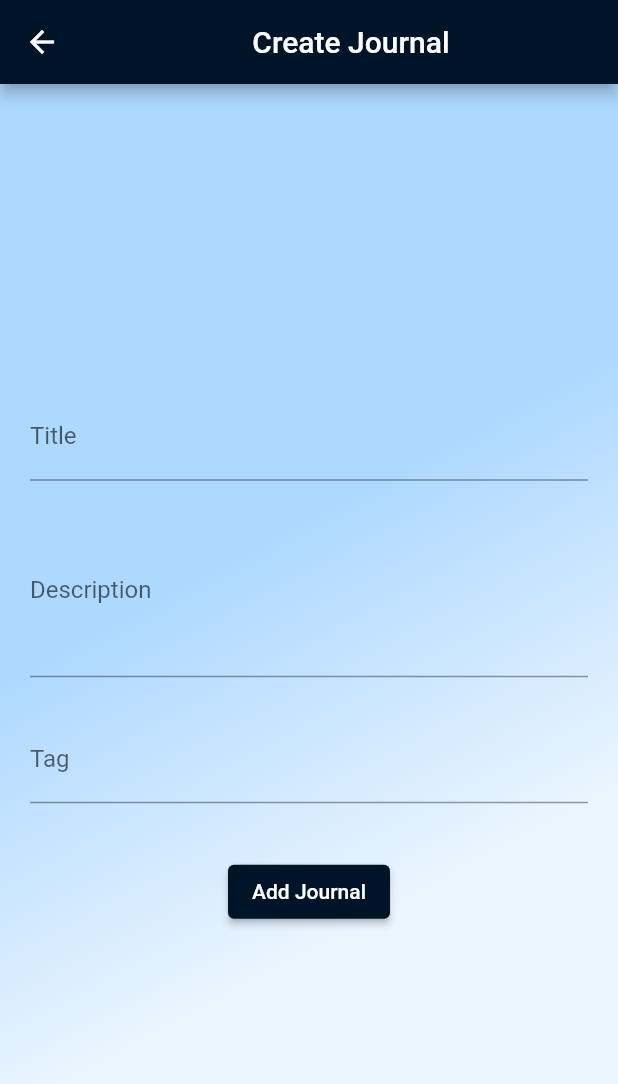
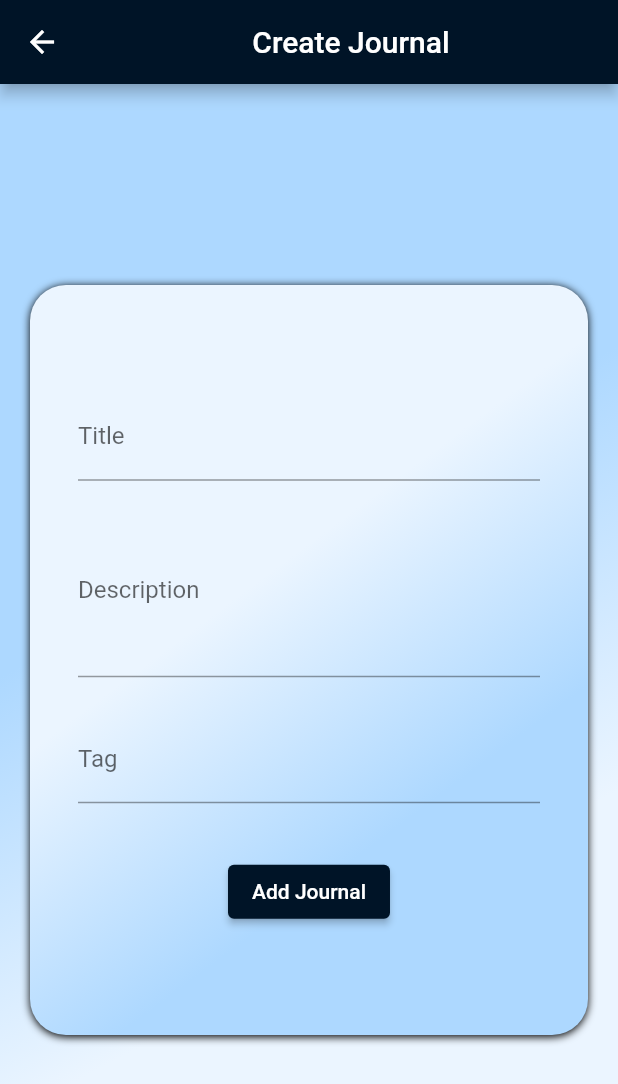
Before and after one commit to vansh132/Mystica, a Flutter app: the CreateJournalScreen screen opened by its route, on a phone screen of 412 x 824 dp. Shown: the top 1084 px of the screen. Run offline on Flutter 3.47's test engine with Material 2 defaults, Android fonts, the phone set to English and light mode, and no system bars; our stand-ins replace carousel_slider, drift, file_picker, flutter_datetime_picker, fluttericon, pie_chart and 2 more; accounts and stored records are empty; generated files the repository leaves out were written again.

```diff
--- a/lib/screens/submain-screens/journal/create_journal_screen.dart
+++ b/lib/screens/submain-screens/journal/create_journal_screen.dart
@@ -156,7 +156,36 @@ class _CreateJournalScreenState extends State<CreateJournalScreen> {
               left: 20,
               right: 20,
               bottom: MediaQuery.of(context).viewInsets.bottom + 10),
-          child: Form(
+          child: Column(
+            mainAxisAlignment: MainAxisAlignment.center,
+            children: [
+              Container(
+                width: 500,
+                height: 500,
+                padding: const EdgeInsets.all(32),
+                decoration: const BoxDecoration(
+                  gradient: LinearGradient(colors: [
+                    Color(0xffEBF5FF),
+                    Color(0xffADD8FF),
+                  ], //final - 1
+                      stops: [
+                        0.4,
+                        0.7
+                      ], begin: Alignment.topLeft, end: Alignment.bottomRight),
+                  // color: Colors.black45,
+                  borderRadius: BorderRadius.only(
+                      topLeft: Radius.circular(24),
+                      topRight: Radius.circular(24),
+                      bottomLeft: Radius.circular(24),
+                      bottomRight: Radius.circular(24)),
+                  boxShadow: [
+                    BoxShadow(
+                      color: Colors.black,
+                      offset: Offset(0.0, 1.0),
+                      blurRadius: 4.0,
+                    ),
+                  ],
+                ),
                 child: Column(
                   mainAxisAlignment: MainAxisAlignment.center,
                   children: [
@@ -174,7 +203,8 @@ class _CreateJournalScreenState extends State<CreateJournalScreen> {
                     SizedBox(
                       width: 550,
                       child: TextField(
-                  decoration: const InputDecoration(labelText: 'Description'),
+                        decoration:
+                            const InputDecoration(labelText: 'Description'),
                         maxLines: 4,
                         controller: _journalDescriptionController,
                         onSubmitted: (_) => _addJournal(),
@@ -195,9 +225,13 @@ class _CreateJournalScreenState extends State<CreateJournalScreen> {
                       height: 35,
                     ),
                     ElevatedButton(
-                  onPressed: _addJournal, child: const Text("Add Journal"))
+                        onPressed: _addJournal,
+                        child: const Text("Add Journal"))
                   ],
-          ))),
+                ),
+              ),
+            ],
+          )),
     );
   }
 }
--- a/lib/screens/submain-screens/notebook/notebook_screen.dart
+++ b/lib/screens/submain-screens/notebook/notebook_screen.dart
@@ -77,8 +77,7 @@ class _NotebookScreenState extends State<NotebookScreen> {
                             await prefs.remove('userProfileUrl');
                         Navigator.of(context).pop();
                         Navigator.of(context).pop();
-                        Navigator.of(context)
-                            .pushNamed(LoginScreen.routeName);
+                        Navigator.of(context).pushNamed(LoginScreen.routeName);
                       },
                     ),
                     const SizedBox(
@@ -257,7 +256,19 @@ class _NotebookScreenState extends State<NotebookScreen> {
                   Container(
                     padding: const EdgeInsets.all(32),
                     width: MediaQuery.of(context).size.width * 0.7,
-                    child: GridView.builder(
+                    child: notebooks.isEmpty
+                        ? Center(
+                            child: Text(
+                              "Create first notebook 📒",
+                              style: TextStyle(
+                                fontSize: 28,
+                                fontWeight: FontWeight.bold,
+                                shadows: [Shadow(color: Colors.black)],
+                              ),
+                              textAlign: TextAlign.center,
+                            ),
+                          )
+                        : GridView.builder(
                             itemCount: notebooks.length,
                             gridDelegate:
                                 const SliverGridDelegateWithFixedCrossAxisCount(
```
Also changed, not shown: lib/screens/submain-screens/notebook/create_notebook_screen.dart (line endings or trailing spaces). Lines whose indentation alone changed are shown as unchanged.
